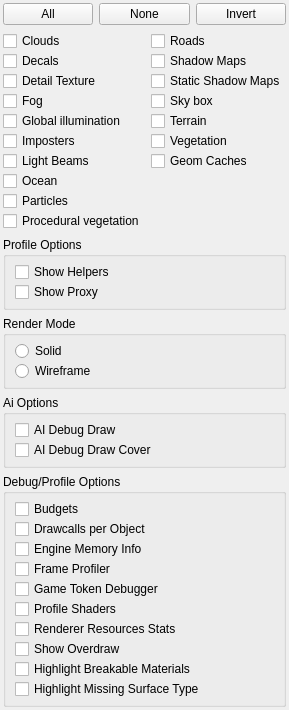
Qt form dev/Code/Sandbox/Editor/PanelDisplayRender.ui (aws/lumberyard) before a commit.
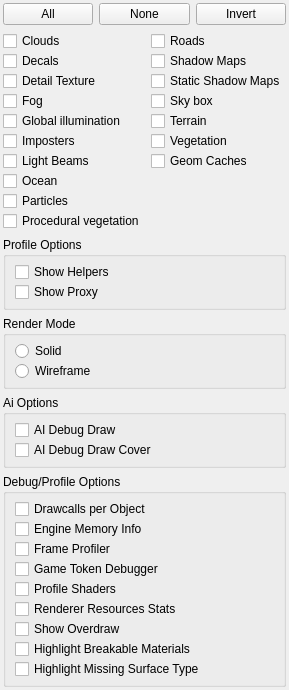
The same form after that commit.

```diff
--- a/dev/Code/Sandbox/Editor/PanelDisplayRender.ui
+++ b/dev/Code/Sandbox/Editor/PanelDisplayRender.ui
@@ -327,13 +327,6 @@
       <property name="bottomMargin">
        <number>5</number>
       </property>
-      <item>
-       <widget class="QCheckBox" name="DISPLAY_BUDGET_MONITOR">
-        <property name="text">
-         <string>Budgets</string>
-        </property>
-       </widget>
-      </item>
       <item>
        <widget class="QCheckBox" name="DISPLAY_DRAWCALLS">
         <property name="text">
```
